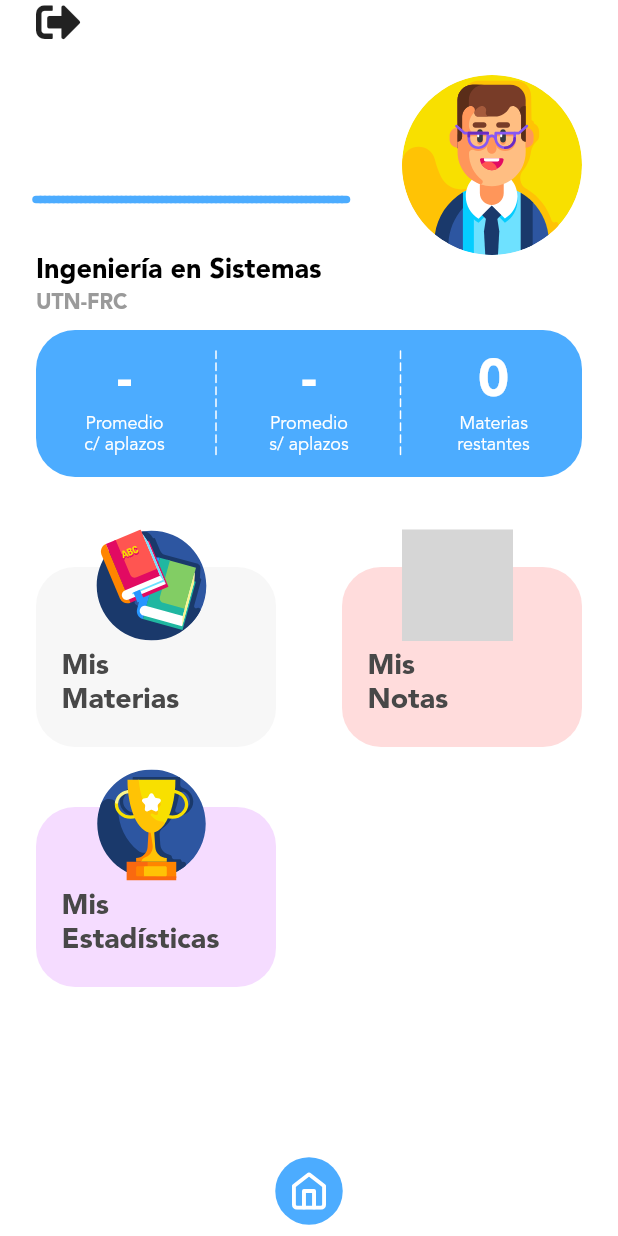
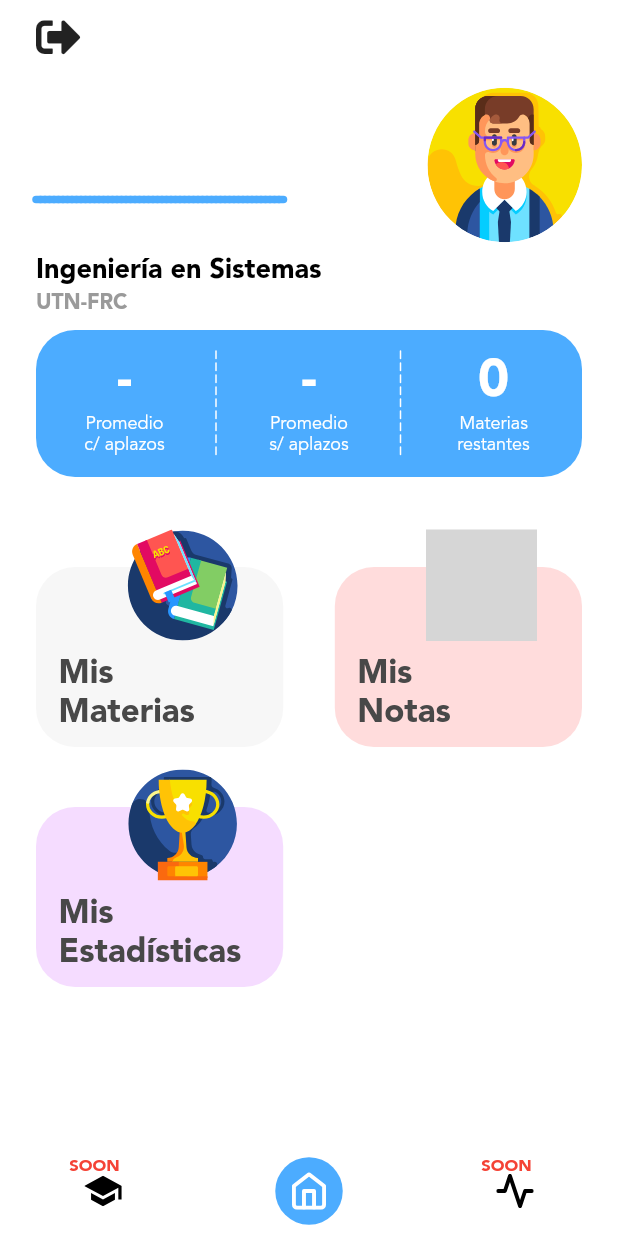
Before and after one commit to lorensala/unigrade, a Flutter app: the HomePage screen opened by its route, on a phone screen of 412 x 824 dp. Run offline on Flutter 3.47's test engine with Material 2 defaults, Android fonts, the phone set to English and light mode, and no system bars; drawn by our look-alikes of auto_size_text; our stand-ins replace animate_do, cloud_firestore, dartz, diacritic, firebase_auth, firebase_core and 4 more; accounts and stored records are empty; grey boxes are pictures that could not be loaded.

Commit message:
🔖  Release version 0.0.1

```diff
--- a/lib/domain/entities/student.dart
+++ b/lib/domain/entities/student.dart
@@ -32,7 +32,11 @@ class Student {
       }
     });
 
-    return sum / count;
+    if (count != 0) {
+      return sum / count;
+    } else {
+      return 0;
+    }
   }
 
   double getAvgWithFailings() {
--- a/lib/presentation/home/bodies/home_body.dart
+++ b/lib/presentation/home/bodies/home_body.dart
@@ -7,6 +7,7 @@ import 'package:unigrade/core/constants.dart';
 import 'package:unigrade/helpers/routes.dart';
 import 'package:unigrade/presentation/widgets/home_buttons.dart';
 import 'package:unigrade/presentation/widgets/line_painter.dart';
+import 'package:unigrade/presentation/widgets/quick_bar.dart';
 import 'package:unigrade/presentation/widgets/student_profe_picture.dart';
 import 'package:unigrade/services/sign_in/sign_in_google_service.dart';
 
@@ -20,17 +21,24 @@ class HomeBody extends StatelessWidget {
     return SizedBox(
       child: Column(
         mainAxisAlignment: MainAxisAlignment.spaceBetween,
-        children: const <Widget>[
-          _SettingsIcon(),
-          SizedBox(height: 20),
-          _StudentNameAndPhoto(),
-          _CareerAndUniversityName(),
-          _QuickBar(),
-          SizedBox(height: 20),
-          _HomeButtonsGrid()
+        children: <Widget>[
+          const _SettingsIcon(),
+          const _StudentNameAndPhoto(),
+          const _CareerAndUniversityName(),
+          const QuickBar(),
+          const SizedBox(height: 20),
+          _getButtonsLayout(context)
         ],
       ),
     );
+  }
+
+  Widget _getButtonsLayout(BuildContext context) {
+    if (context.height >= 800 && context.width > 350) {
+      return const _HomeButtonsGrid();
+    } else {
+      return const _HomeListView();
+    }
   }
 }
 
@@ -41,7 +49,9 @@ class _SettingsIcon extends StatelessWidget {
 
   @override
   Widget build(BuildContext context) {
-    return GestureDetector(
+    return Container(
+      padding: const EdgeInsets.symmetric(horizontal: 24, vertical: 10),
+      child: GestureDetector(
         onTap: () async {
           final SignInController signInController = Get.put(SignInController());
           await signInController.signOut(GoogleSignInService());
@@ -51,6 +61,7 @@ class _SettingsIcon extends StatelessWidget {
           child: FaIcon(
             FontAwesomeIcons.signOutAlt,
             size: 30,
+          ),
         ),
       ),
     );
@@ -63,12 +74,19 @@ class _StudentNameAndPhoto extends StatelessWidget {
   @override
   Widget build(BuildContext context) {
     final StudentController studentController = Get.find<StudentController>();
-    return Row(
+    return Container(
+      padding: const EdgeInsets.symmetric(horizontal: 24),
+      constraints: const BoxConstraints(maxWidth: 500, maxHeight: 120),
+      child: Row(
         mainAxisAlignment: MainAxisAlignment.spaceBetween,
         children: <Widget>[
           Column(
+            mainAxisAlignment: MainAxisAlignment.center,
+            crossAxisAlignment: CrossAxisAlignment.start,
             children: <Widget>[
-            SizedBox(
+              Container(
+                constraints:
+                    const BoxConstraints(maxWidth: 200, maxHeight: 150),
                 width: context.width / 2,
                 child: Obx(
                   () => Text(
@@ -83,8 +101,9 @@ class _StudentNameAndPhoto extends StatelessWidget {
                 ),
               ),
               const SizedBox(height: 10),
-            SizedBox(
-              width: context.width / 2,
+              Container(
+                constraints: const BoxConstraints(maxWidth: 220),
+                width: context.width / 2.5,
                 child: const CustomPaint(
                   painter: LinePainter(
                       strokeWidth: 5,
@@ -96,8 +115,9 @@ class _StudentNameAndPhoto extends StatelessWidget {
               )
             ],
           ),
-        const StudentProfilePicture(radius: 60)
+          StudentProfilePicture(radius: context.width / 8)
         ],
+      ),
     );
   }
 
@@ -122,106 +142,6 @@ class _StudentNameAndPhoto extends StatelessWidget {
   }
 }
 
-class _QuickBar extends StatelessWidget {
-  const _QuickBar();
-
-  @override
-  Widget build(BuildContext context) {
-    final StudentController studentController = Get.find<StudentController>();
-
-    return Container(
-      decoration: BoxDecoration(
-        borderRadius: BorderRadius.circular(26.0),
-        color: const Color(0xff4cacff),
-      ),
-      child: Padding(
-        padding: const EdgeInsets.all(14.0),
-        child: Row(
-            mainAxisAlignment: MainAxisAlignment.spaceAround,
-            children: <Widget>[
-              Obx(
-                () => _QuickBarElement(
-                    label: 'Promedio c/ aplazos',
-                    value: (studentController.avgFailing == 0.00)
-                        ? '-'
-                        : studentController.avgFailing.toStringAsFixed(2)),
-              ),
-              const SizedBox(
-                height: 70,
-                width: 1,
-                child: CustomPaint(
-                    painter: LinePainter(
-                        color: Color(0xFFFFFFFF),
-                        strokeWidth: 1,
-                        dashWidth: 5,
-                        dashSpace: 3,
-                        direction: Direction.Vertical)),
-              ),
-              Obx(() => _QuickBarElement(
-                  label: 'Promedio s/ aplazos',
-                  value: (studentController.avgNoFailing == 0.00)
-                      ? '-'
-                      : studentController.avgNoFailing.toStringAsFixed(2))),
-              const SizedBox(
-                height: 70,
-                width: 1,
-                child: CustomPaint(
-                    painter: LinePainter(
-                        color: Color(0xFFFFFFFF),
-                        strokeWidth: 1,
-                        dashWidth: 5,
-                        dashSpace: 3,
-                        direction: Direction.Vertical)),
-              ),
-              Obx(() => _QuickBarElement(
-                  label: 'Materias restantes',
-                  value: studentController.left.toString())),
-            ]),
-      ),
-    );
-  }
-}
-
-class _QuickBarElement extends StatelessWidget {
-  const _QuickBarElement({
-    Key? key,
-    required this.label,
-    required this.value,
-  }) : super(key: key);
-
-  final String label;
-  final String value;
-
-  @override
-  Widget build(BuildContext context) {
-    return Column(
-      mainAxisAlignment: MainAxisAlignment.center,
-      children: <Widget>[
-        Text(
-          value,
-          style: const TextStyle(
-            fontFamily: AVENIR,
-            fontSize: 35,
-            color: Colors.white,
-            fontWeight: FontWeight.w800,
-          ),
-        ),
-        SizedBox(
-          width: 58.0,
-          child: Text(label,
-              style: const TextStyle(
-                fontFamily: AVENIR,
-                fontSize: 12,
-                color: Color(0xffffffff),
-                fontWeight: FontWeight.w300,
-              ),
-              textAlign: TextAlign.center),
-        )
-      ],
-    );
-  }
-}
-
 class _CareerAndUniversityName extends StatelessWidget {
   const _CareerAndUniversityName({
     Key? key,
@@ -229,7 +149,9 @@ class _CareerAndUniversityName extends StatelessWidget {
 
   @override
   Widget build(BuildContext context) {
-    return SizedBox(
+    return Container(
+      padding: const EdgeInsets.symmetric(horizontal: 24),
+      constraints: const BoxConstraints(maxWidth: 500),
       width: context.width,
       height: 50,
       child: Column(
@@ -268,8 +190,8 @@ class _HomeButtonsGrid extends StatelessWidget {
   @override
   Widget build(BuildContext context) {
     return Container(
-      margin: const EdgeInsets.symmetric(vertical: 10),
-      width: 500,
+      constraints: const BoxConstraints(maxWidth: 500),
+      margin: const EdgeInsets.symmetric(vertical: 10, horizontal: 24),
       child: Column(
         mainAxisAlignment: MainAxisAlignment.spaceBetween,
         children: <Widget>[
@@ -309,3 +231,39 @@ class _HomeButtonsGrid extends StatelessWidget {
     );
   }
 }
+
+class _HomeListView extends StatelessWidget {
+  const _HomeListView({Key? key}) : super(key: key);
+  @override
+  Widget build(BuildContext context) {
+    return SizedBox(
+      height: 140,
+      child: Expanded(
+        child: ListView(
+            controller: ScrollController(),
+            scrollDirection: Axis.horizontal,
+            children: const <Widget>[
+              SizedBox(width: 24),
+              HomeButton(
+                  route: Routes.MATERIAS,
+                  text: 'Mis\nMaterias',
+                  icon: 'assets/svg/005-books.svg',
+                  color: Color(0xFFF7F7F7)),
+              SizedBox(width: 15),
+              HomeButton(
+                  route: Routes.NOTAS,
+                  text: 'Mis\nNotas',
+                  icon: 'assets/svg/001-test.svg',
+                  color: Color(0xFFFFDCDC)),
+              SizedBox(width: 15),
+              HomeButton(
+                  route: Routes.ESTADISTICAS,
+                  text: 'Mis\nEstadísticas',
+                  icon: 'assets/svg/030-cup.svg',
+                  color: Color(0xFFF5DCFF)),
+              SizedBox(width: 24),
+            ]),
+      ),
+    );
+  }
+}
--- a/lib/presentation/home/home_page.dart
+++ b/lib/presentation/home/home_page.dart
@@ -3,6 +3,7 @@ import 'package:flutter/material.dart';
 import 'package:flutter_svg/flutter_svg.dart';
 import 'package:get/get.dart';
 import 'package:unigrade/controllers/presentation/home_page_controller.dart';
+import 'package:unigrade/core/constants.dart';
 import 'package:unigrade/presentation/home/bodies/home_body.dart';
 
 class HomePage extends StatelessWidget {
@@ -15,7 +16,7 @@ class HomePage extends StatelessWidget {
       backgroundColor: Colors.white,
       body: SafeArea(
         child: Container(
-          padding: const EdgeInsets.symmetric(horizontal: 24),
+          //padding: const EdgeInsets.symmetric(horizontal: 24),
           color: Colors.white,
           width: context.width,
           height: context.height,
@@ -73,13 +74,23 @@ class _BottomAppBar extends StatelessWidget {
             () => Row(
               mainAxisAlignment: MainAxisAlignment.spaceAround,
               children: <Widget>[
-                // _BottomNavItem(
-                //   onPressed: () {
-                //     homePageController.navigateSchool();
-                //   },
-                //   isPressed: homePageController.isPressedSchool,
-                //   asset: 'assets/svg/icon_school.svg',
-                // ),
+                Stack(
+                  children: [
+                    _BottomNavItem(
+                      onPressed: () {
+                        // homePageController.navigateSchool();
+                      },
+                      isPressed: homePageController.isPressedSchool,
+                      asset: 'assets/svg/icon_school.svg',
+                    ),
+                    const Text('SOON',
+                        style: TextStyle(
+                            color: Colors.red,
+                            fontSize: 11,
+                            fontFamily: AVENIR,
+                            fontWeight: FontWeight.bold)),
+                  ],
+                ),
                 _BottomNavItem(
                   onPressed: () {
                     homePageController.navigateHome();
@@ -87,13 +98,23 @@ class _BottomAppBar extends StatelessWidget {
                   isPressed: homePageController.isPressedHome,
                   asset: 'assets/svg/icon_home.svg',
                 ),
-                // _BottomNavItem(
-                //   onPressed: () {
-                //     homePageController.navigateActivity();
-                //   },
-                //   isPressed: homePageController.isPressedActivity,
-                //   asset: 'assets/svg/icon_activity.svg',
-                // ),
+                Stack(
+                  children: [
+                    _BottomNavItem(
+                      onPressed: () {
+                        // homePageController.navigateActivity();
+                      },
+                      isPressed: homePageController.isPressedActivity,
+                      asset: 'assets/svg/icon_activity.svg',
+                    ),
+                    const Text('SOON',
+                        style: TextStyle(
+                            color: Colors.red,
+                            fontSize: 11,
+                            fontFamily: AVENIR,
+                            fontWeight: FontWeight.bold)),
+                  ],
+                ),
               ],
             ),
           )),
--- a/lib/presentation/mis_estadisticas/mis_estadisticas_page.dart
+++ b/lib/presentation/mis_estadisticas/mis_estadisticas_page.dart
@@ -15,7 +15,6 @@ class MisEstadisticasPage extends StatelessWidget {
     return Scaffold(
       backgroundColor: Colors.white,
       body: SafeArea(
-        bottom: false,
         child: SingleChildScrollView(
           physics: GetPlatform.isAndroid
               ? const BouncingScrollPhysics()
--- a/lib/presentation/mis_materias/mis_materias_info_page.dart
+++ b/lib/presentation/mis_materias/mis_materias_info_page.dart
@@ -214,7 +214,7 @@ class _GradesInfo extends StatelessWidget {
     return Column(
       crossAxisAlignment: CrossAxisAlignment.start,
       children: <Widget>[
-        GradeCard(subject: subjectController.subject, tappeable: false),
+        GradeCard(subject: subjectController.subject, tappeable: true),
       ],
     );
   }
--- a/lib/presentation/mis_materias/mis_materias_page.dart
+++ b/lib/presentation/mis_materias/mis_materias_page.dart
@@ -21,8 +21,7 @@ class MisMateriasPage extends StatelessWidget {
           backgroundColor: Colors.white,
           body: Container(
             width: context.width,
-            height: context.height,
-            padding: const EdgeInsets.symmetric(horizontal: 24, vertical: 15),
+            padding: const EdgeInsets.only(left: 24, right: 24, top: 15),
             child: Column(children: <Widget>[
               const BackButtonAndTitle(label: 'Mis Materias'),
               const SizedBox(height: 15),
--- a/lib/presentation/mis_notas/mis_notas_page.dart
+++ b/lib/presentation/mis_notas/mis_notas_page.dart
@@ -21,7 +21,7 @@ class MisNotasPage extends StatelessWidget {
           body: Container(
             width: context.width,
             height: context.height,
-            padding: const EdgeInsets.symmetric(horizontal: 24, vertical: 15),
+            padding: const EdgeInsets.only(left: 24, right: 24, top: 15),
             child: Column(children: <Widget>[
               const BackButtonAndTitle(label: 'Mis Notas'),
               const SizedBox(height: 15),
--- a/lib/presentation/widgets/home_buttons.dart
+++ b/lib/presentation/widgets/home_buttons.dart
@@ -1,9 +1,10 @@
+import 'package:auto_size_text/auto_size_text.dart';
 import 'package:flutter/material.dart';
 import 'package:flutter_svg/flutter_svg.dart';
 import 'package:get/get.dart';
 import 'package:unigrade/core/constants.dart';
 
-class HomeButton extends StatelessWidget {
+class HomeButton extends StatefulWidget {
   final String text;
   final String icon;
   final Color color;
@@ -16,27 +17,44 @@ class HomeButton extends StatelessWidget {
       required this.color});
 
   @override
+  State<HomeButton> createState() => _HomeButtonState();
+}
+
+class _HomeButtonState extends State<HomeButton> {
+  AutoSizeGroup textGroup = AutoSizeGroup();
+
+  @override
   Widget build(BuildContext context) {
     return GestureDetector(
-      onTap: () => Get.toNamed(route),
+      onTap: () => Get.toNamed(widget.route),
       child: Stack(
         children: <Widget>[
           Container(
+            constraints: const BoxConstraints(
+                minWidth: 120, minHeight: 150, maxWidth: 220, maxHeight: 150),
             padding: const EdgeInsets.only(top: 30),
             child: Container(
-              width: 160,
-              height: 120,
+              width: context.width / 2.5,
               decoration: BoxDecoration(
                 borderRadius: BorderRadius.circular(26.0),
-                color: color,
+                color: widget.color,
               ),
+            ),
+          ),
+          Positioned(
+            bottom: 10,
             child: Container(
-                padding: const EdgeInsets.fromLTRB(17, 55, 0, 0),
-                child: Text(
-                  text,
+              constraints: const BoxConstraints(),
+              margin: const EdgeInsets.only(left: 15),
+              alignment: Alignment.bottomLeft,
+              height: context.height / 11,
+              width: context.width / 3,
+              child: AutoSizeText(
+                widget.text,
+                group: textGroup,
                 style: const TextStyle(
                   fontFamily: AVENIR,
-                    fontSize: 19,
+                  fontSize: 22,
                   color: Color(0xff484848),
                   fontWeight: FontWeight.w800,
                 ),
@@ -44,12 +62,11 @@ class HomeButton extends StatelessWidget {
               ),
             ),
           ),
-          ),
           Positioned(
             top: 5,
-            left: 40,
+            right: 30,
             child: SvgPicture.asset(
-              icon,
+              widget.icon,
               width: 74.0,
               height: 74.0,
             ),
--- /dev/null
+++ b/lib/presentation/widgets/quick_bar.dart
@@ -0,0 +1,107 @@
+import 'package:flutter/material.dart';
+import 'package:get/get.dart';
+import 'package:unigrade/controllers/data/student_controller.dart';
+import 'package:unigrade/core/constants.dart';
+import 'package:unigrade/presentation/widgets/line_painter.dart';
+
+class QuickBar extends StatelessWidget {
+  const QuickBar();
+
+  @override
+  Widget build(BuildContext context) {
+    final StudentController studentController = Get.find<StudentController>();
+
+    return Container(
+      margin: const EdgeInsets.symmetric(horizontal: 24),
+      constraints: const BoxConstraints(maxWidth: 500),
+      decoration: BoxDecoration(
+        borderRadius: BorderRadius.circular(26.0),
+        color: const Color(0xff4cacff),
+      ),
+      child: Padding(
+        padding: const EdgeInsets.all(14.0),
+        child: Row(
+            mainAxisAlignment: MainAxisAlignment.spaceAround,
+            children: <Widget>[
+              Obx(
+                () => _QuickBarElement(
+                    label: 'Promedio c/ aplazos',
+                    value: (studentController.avgFailing == 0.00)
+                        ? '-'
+                        : studentController.avgFailing.toStringAsFixed(2)),
+              ),
+              const SizedBox(
+                height: 70,
+                width: 1,
+                child: CustomPaint(
+                    painter: LinePainter(
+                        color: Color(0xFFFFFFFF),
+                        strokeWidth: 1,
+                        dashWidth: 5,
+                        dashSpace: 3,
+                        direction: Direction.Vertical)),
+              ),
+              Obx(() => _QuickBarElement(
+                  label: 'Promedio s/ aplazos',
+                  value: (studentController.avgNoFailing == 0.00)
+                      ? '-'
+                      : studentController.avgNoFailing.toStringAsFixed(2))),
+              const SizedBox(
+                height: 70,
+                width: 1,
+                child: CustomPaint(
+                    painter: LinePainter(
+                        color: Color(0xFFFFFFFF),
+                        strokeWidth: 1,
+                        dashWidth: 5,
+                        dashSpace: 3,
+                        direction: Direction.Vertical)),
+              ),
+              Obx(() => _QuickBarElement(
+                  label: 'Materias restantes',
+                  value: studentController.left.toString())),
+            ]),
+      ),
+    );
+  }
+}
+
+class _QuickBarElement extends StatelessWidget {
+  const _QuickBarElement({
+    Key? key,
+    required this.label,
+    required this.value,
+  }) : super(key: key);
+
+  final String label;
+  final String value;
+
+  @override
+  Widget build(BuildContext context) {
+    return Column(
+      mainAxisAlignment: MainAxisAlignment.center,
+      children: <Widget>[
+        Text(
+          value,
+          style: const TextStyle(
+            fontFamily: AVENIR,
+            fontSize: 35,
+            color: Colors.white,
+            fontWeight: FontWeight.w800,
+          ),
+        ),
+        SizedBox(
+          width: 58.0,
+          child: Text(label,
+              style: const TextStyle(
+                fontFamily: AVENIR,
+                fontSize: 12,
+                color: Color(0xffffffff),
+                fontWeight: FontWeight.w300,
+              ),
+              textAlign: TextAlign.center),
+        )
+      ],
+    );
+  }
+}
--- a/lib/presentation/widgets/student_profe_picture.dart
+++ b/lib/presentation/widgets/student_profe_picture.dart
@@ -13,10 +13,13 @@ class StudentProfilePicture extends StatelessWidget {
   Widget build(BuildContext context) {
     return Hero(
       tag: '1',
-      child: CircleAvatar(
-        backgroundColor: const Color(0xFFF7F7F7),
-        radius: radius,
-        child: Obx(() => ClipOval(child: _getImage())),
+      child: Container(
+        constraints: BoxConstraints(maxWidth: 150),
+        child: CircleAvatar(
+          backgroundColor: const Color(0xFFF7F7F7),
+          radius: radius,
+          child: Obx(() => ClipOval(child: _getImage())),
+        ),
       ),
     );
   }
@@ -26,12 +29,6 @@ class StudentProfilePicture extends StatelessWidget {
 
     if (studentController.student.photoURL != '') {
       try {
-        // return Image.network(studentController.student.photoURL,
-
-        //   loadingBuilder:  (context, )
-
-        //  scale: 0.5);
-
         return Image.network(
           studentController.student.photoURL,
           scale: 0.5,
--- a/pubspec.yaml
+++ b/pubspec.yaml
@@ -23,6 +23,7 @@ environment:
 dependencies:
   animate_do: ^2.0.0
   animations: ^2.0.1
+  auto_size_text: ^3.0.0-nullsafety.0
   cloud_firestore: ^2.5.3
   cupertino_icons: ^1.0.2
   dartz: ^0.10.0
```
Also changed, not shown: lib/presentation/login/login_landing_page.dart (+5 -5 lines), lib/presentation/widgets/sign_in_button.dart (+15 -13 lines), pubspec.lock, 1 other file. Lines whose indentation alone changed are shown as unchanged.
